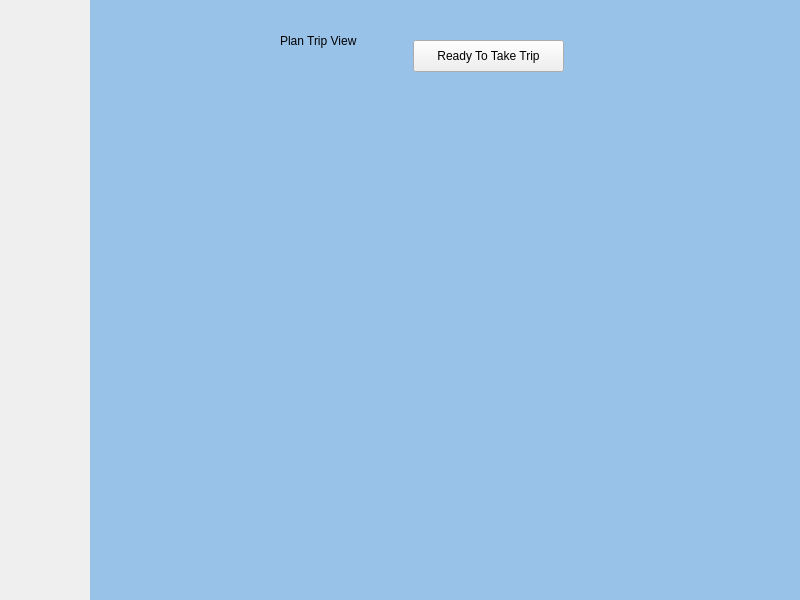
Qt form src/windows/mainwindow.ui (fast-food-finder-associates/FastFoodFinder) before a commit.
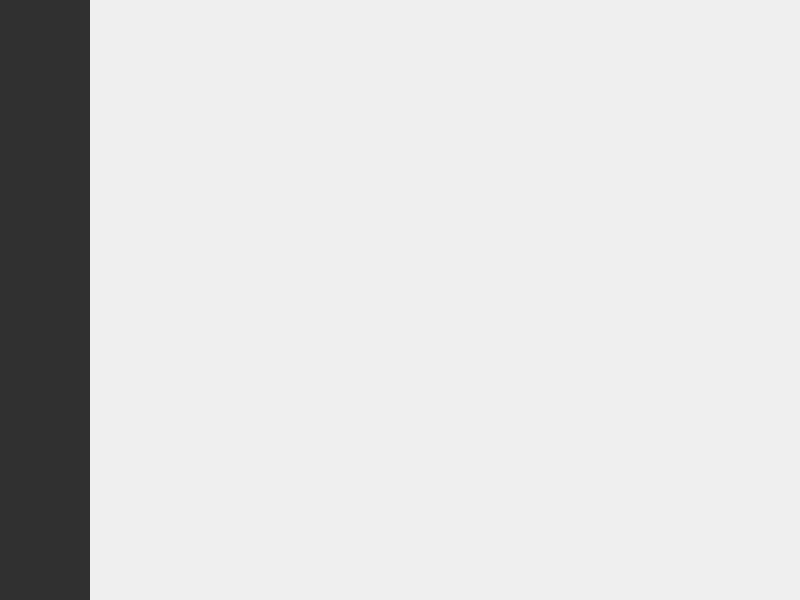
The same form after that commit. The open tabs and pages were chosen to show the change. Icons and pictures are not drawn.

Commit message: Created intial menu list files

Diff of the .ui file:
```diff
--- a/src/windows/mainwindow.ui
+++ b/src/windows/mainwindow.ui
@@ -23,6 +23,9 @@
    <iconset resource="../../res.qrc">
     <normaloff>:/res/fff128.png</normaloff>:/res/fff128.png</iconset>
   </property>
+  <property name="styleSheet">
+   <string notr="true"/>
+  </property>
   <widget class="QWidget" name="centralwidget">
    <property name="sizePolicy">
     <sizepolicy hsizetype="Expanding" vsizetype="Expanding">
@@ -30,6 +33,51 @@
      <verstretch>0</verstretch>
     </sizepolicy>
    </property>
+   <property name="styleSheet">
+    <string notr="true">QWidget#dashboardView { 
+background: url(:/res/artboard.png);
+background-color: #D2E1FF;
+color: #BDCAE5
+}
+
+QWidget#searchView{
+background-color: orange;
+}
+
+QWidget#NavBarWidget {
+background-color: #303030;
+}
+QWidget#deleteView {
+background-color: #B19CD9;
+}
+
+QWidget#editView {
+background-color: lightblue;
+}
+
+QWidget#viewRestaurantView {
+/*background: url(:/res/artboard.png);*/
+background-color: #7DD8FF; 
+}
+
+QWidget#currentRestaurantName {
+background-color: #303030;
+font-size: 38px;
+color: white;
+font:bold italic;
+}
+
+QWidget#menu {
+color: black;
+background-color: #7F7F7F;
+font-size: 24px;
+font: bold italic;
+}
+
+QWidget#addView {
+background-color: lightgreen;
+}</string>
+   </property>
    <widget class="QStackedWidget" name="mainViews">
     <property name="geometry">
      <rect>
@@ -45,6 +93,9 @@
       <verstretch>0</verstretch>
      </sizepolicy>
     </property>
+    <property name="styleSheet">
+     <string notr="true"/>
+    </property>
     <property name="currentIndex">
      <number>1</number>
     </property>
@@ -74,57 +125,8 @@
     </widget>
     <widget class="QWidget" name="planTripView">
      <property name="styleSheet">
-      <string notr="true">QWidget#planTripView { background-color: #99C2E8; }</string>
+      <string notr="true"/>
      </property>
-     <widget class="QLabel" name="label">
-      <property name="geometry">
-       <rect>
-        <x>190</x>
-        <y>10</y>
-        <width>121</width>
-        <height>61</height>
-       </rect>
-      </property>
-      <property name="text">
-       <string>Plan Trip View</string>
-      </property>
-      <property name="scaledContents">
-       <bool>false</bool>
-      </property>
-     </widget>
-     <widget class="QWidget" name="planTripList" native="true">
-      <property name="geometry">
-       <rect>
-        <x>520</x>
-        <y>0</y>
-        <width>191</width>
-        <height>600</height>
-       </rect>
-      </property>
-     </widget>
-     <widget class="QWidget" name="planTripList_2" native="true">
-      <property name="geometry">
-       <rect>
-        <x>70</x>
-        <y>109</y>
-        <width>381</width>
-        <height>491</height>
-       </rect>
-      </property>
-     </widget>
-     <widget class="QPushButton" name="TripButton">
-      <property name="geometry">
-       <rect>
-        <x>323</x>
-        <y>40</y>
-        <width>151</width>
-        <height>32</height>
-       </rect>
-      </property>
-      <property name="text">
-       <string>Ready To Take Trip</string>
-      </property>
-     </widget>
     </widget>
     <widget class="QWidget" name="restaurantsView"/>
     <widget class="QWidget" name="adminView"/>
@@ -144,6 +146,9 @@
       <verstretch>0</verstretch>
      </sizepolicy>
     </property>
+    <property name="styleSheet">
+     <string notr="true"/>
+    </property>
    </widget>
   </widget>
  </widget>
```
Left out of the diff: 23 changed lines with no effect on the pictures. The commit also changes 30 other files.
